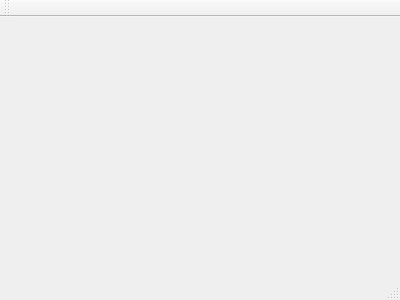
Qt form StudentMS.ui (Tsunaou/Student-Management-System-Qt) before a commit.
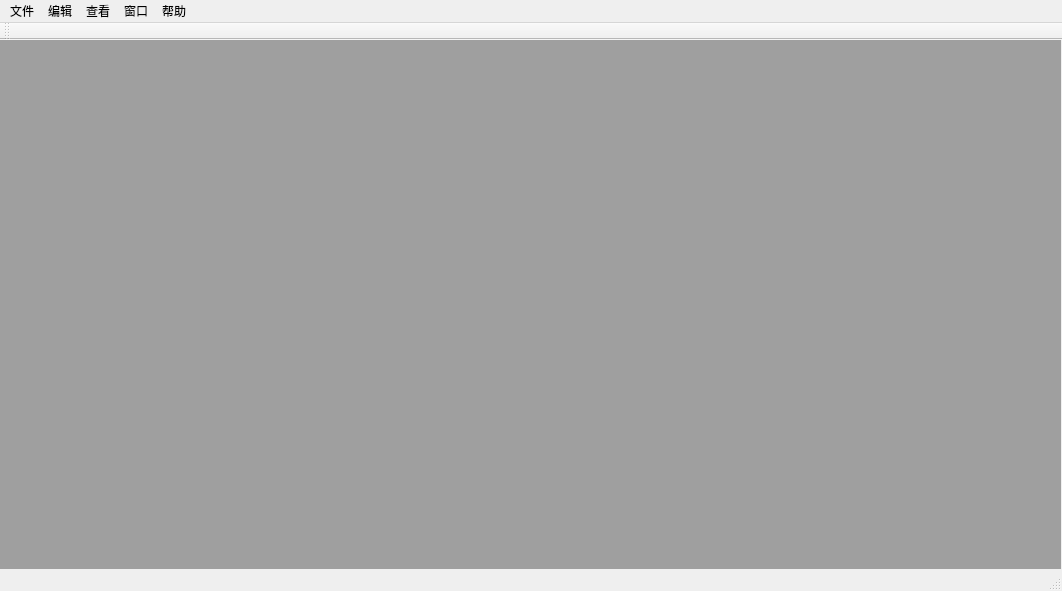
The same form after that commit.

Patch:
```diff
--- a/StudentMS.ui
+++ b/StudentMS.ui
@@ -1,24 +1,122 @@
 <ui version="4.0">
  <class>StudentMS</class>
- <widget class="QMainWindow" name="StudentMS" >
-  <property name="geometry" >
+ <widget class="QMainWindow" name="StudentMS">
+  <property name="geometry">
    <rect>
     <x>0</x>
     <y>0</y>
-    <width>400</width>
-    <height>300</height>
+    <width>1062</width>
+    <height>591</height>
    </rect>
   </property>
   <property name="windowTitle" >
    <string>StudentMS</string>
   </property>
-  <widget class="QMenuBar" name="menuBar" />
-  <widget class="QToolBar" name="mainToolBar" />
-  <widget class="QWidget" name="centralWidget" />
-  <widget class="QStatusBar" name="statusBar" />
+  <widget class="QWidget" name="centralWidget">
+   <widget class="QMdiArea" name="mdiArea">
+    <property name="geometry">
+     <rect>
+      <x>0</x>
+      <y>0</y>
+      <width>1061</width>
+      <height>601</height>
+     </rect>
+    </property>
+   </widget>
+  </widget>
+  <widget class="QMenuBar" name="menuBar">
+   <property name="geometry">
+    <rect>
+     <x>0</x>
+     <y>0</y>
+     <width>1062</width>
+     <height>26</height>
+    </rect>
+   </property>
+   <widget class="QMenu" name="menu">
+    <property name="title">
+     <string>文件</string>
+    </property>
+    <addaction name="actionNew"/>
+    <addaction name="actionOpen"/>
+    <addaction name="actionClose"/>
+   </widget>
+   <widget class="QMenu" name="menu_2">
+    <property name="title">
+     <string>编辑</string>
+    </property>
+    <addaction name="actionAdd"/>
+   </widget>
+   <widget class="QMenu" name="menu_3">
+    <property name="title">
+     <string>查看</string>
+    </property>
+   </widget>
+   <widget class="QMenu" name="menu_4">
+    <property name="title">
+     <string>窗口</string>
+    </property>
+   </widget>
+   <widget class="QMenu" name="menu_5">
+    <property name="title">
+     <string>帮助</string>
+    </property>
+    <addaction name="actionAbout"/>
+   </widget>
+   <addaction name="menu"/>
+   <addaction name="menu_2"/>
+   <addaction name="menu_3"/>
+   <addaction name="menu_4"/>
+   <addaction name="menu_5"/>
+  </widget>
+  <widget class="QToolBar" name="mainToolBar">
+   <attribute name="toolBarArea">
+    <enum>TopToolBarArea</enum>
+   </attribute>
+   <attribute name="toolBarBreak">
+    <bool>false</bool>
+   </attribute>
+  </widget>
+  <widget class="QStatusBar" name="statusBar"/>
+  <action name="actionNew">
+   <property name="text">
+    <string>新建</string>
+   </property>
+  </action>
+  <action name="actionOpen">
+   <property name="text">
+    <string>打开</string>
+   </property>
+   <property name="toolTip">
+    <string>打开</string>
+   </property>
+  </action>
+  <action name="actionClose">
+   <property name="text">
+    <string>关闭</string>
+   </property>
+   <property name="toolTip">
+    <string>关闭</string>
+   </property>
+  </action>
+  <action name="actionAdd">
+   <property name="text">
+    <string>增加</string>
+   </property>
+   <property name="toolTip">
+    <string>增加</string>
+   </property>
+  </action>
+  <action name="actionAbout">
+   <property name="text">
+    <string>关于</string>
+   </property>
+   <property name="toolTip">
+    <string>关于</string>
+   </property>
+  </action>
  </widget>
- <layoutDefault spacing="6" margin="11" />
- <pixmapfunction></pixmapfunction>
+ <layoutdefault spacing="6" margin="11"/>
  <resources/>
  <connections/>
 </ui>
```
Left out of the diff: 3 changed lines with no effect on the pictures.
